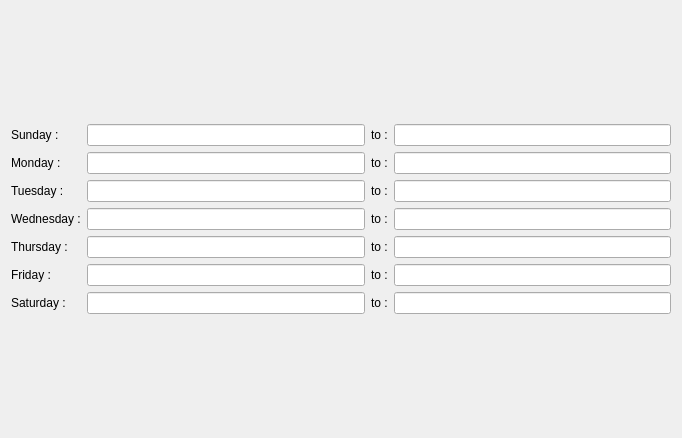
The window that Views/view_schedule.ui (mohaneddz/Academia-Plus) describes before a commit, drawn with Qt 5.
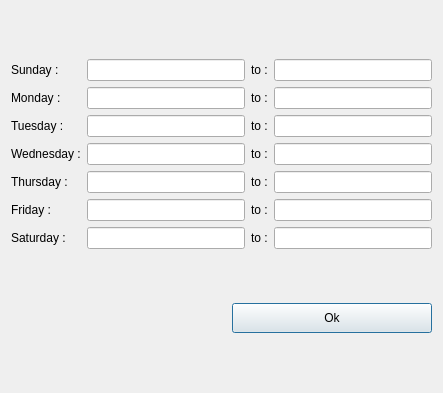
The same window after the commit.

```diff
--- a/Views/view_schedule.ui
+++ b/Views/view_schedule.ui
@@ -6,15 +6,28 @@
    <rect>
     <x>0</x>
     <y>0</y>
-    <width>682</width>
-    <height>438</height>
+    <width>443</width>
+    <height>393</height>
    </rect>
   </property>
   <property name="windowTitle">
    <string>Dialog</string>
   </property>
-  <layout class="QVBoxLayout" name="verticalLayout">
-   <item>
+  <layout class="QGridLayout" name="gridLayout">
+   <item row="1" column="1">
+    <widget class="QPushButton" name="ok">
+     <property name="minimumSize">
+      <size>
+       <width>200</width>
+       <height>30</height>
+      </size>
+     </property>
+     <property name="text">
+      <string>Ok</string>
+     </property>
+    </widget>
+   </item>
+   <item row="0" column="0" colspan="2">
     <layout class="QGridLayout" name="gridLayout_2">
      <item row="0" column="0">
       <layout class="QVBoxLayout" name="verticalLayout_7">
@@ -174,6 +187,19 @@
      </item>
     </layout>
    </item>
+   <item row="1" column="0">
+    <spacer name="horizontalSpacer">
+     <property name="orientation">
+      <enum>Qt::Horizontal</enum>
+     </property>
+     <property name="sizeHint" stdset="0">
+      <size>
+       <width>40</width>
+       <height>20</height>
+      </size>
+     </property>
+    </spacer>
+   </item>
   </layout>
  </widget>
  <resources/>
```
